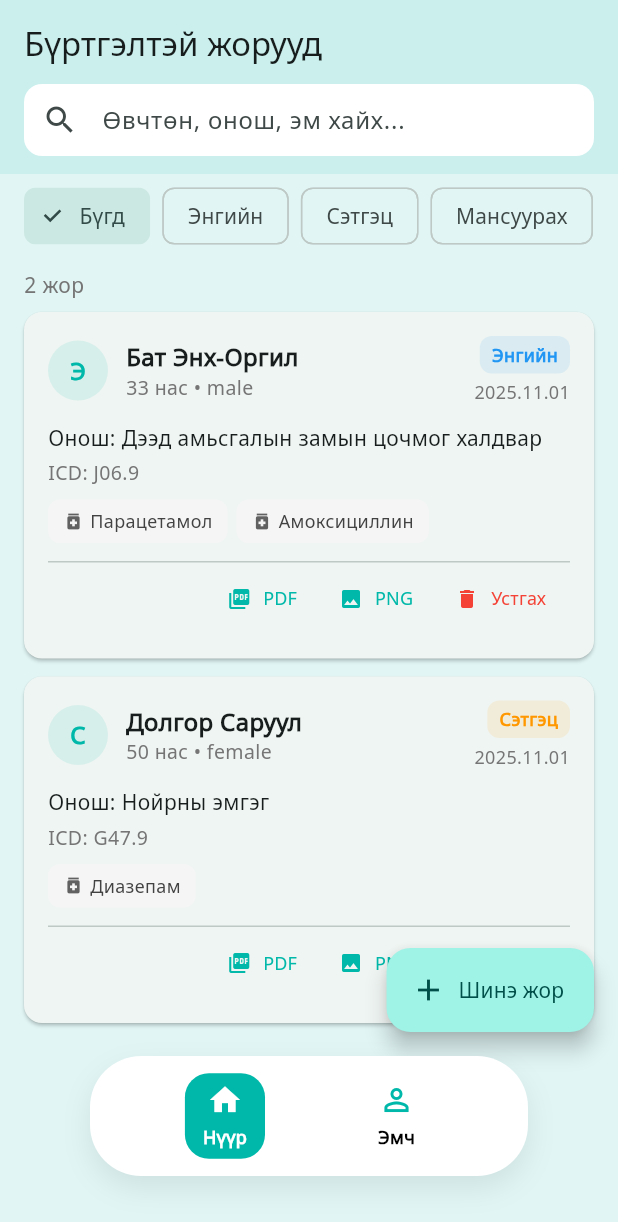
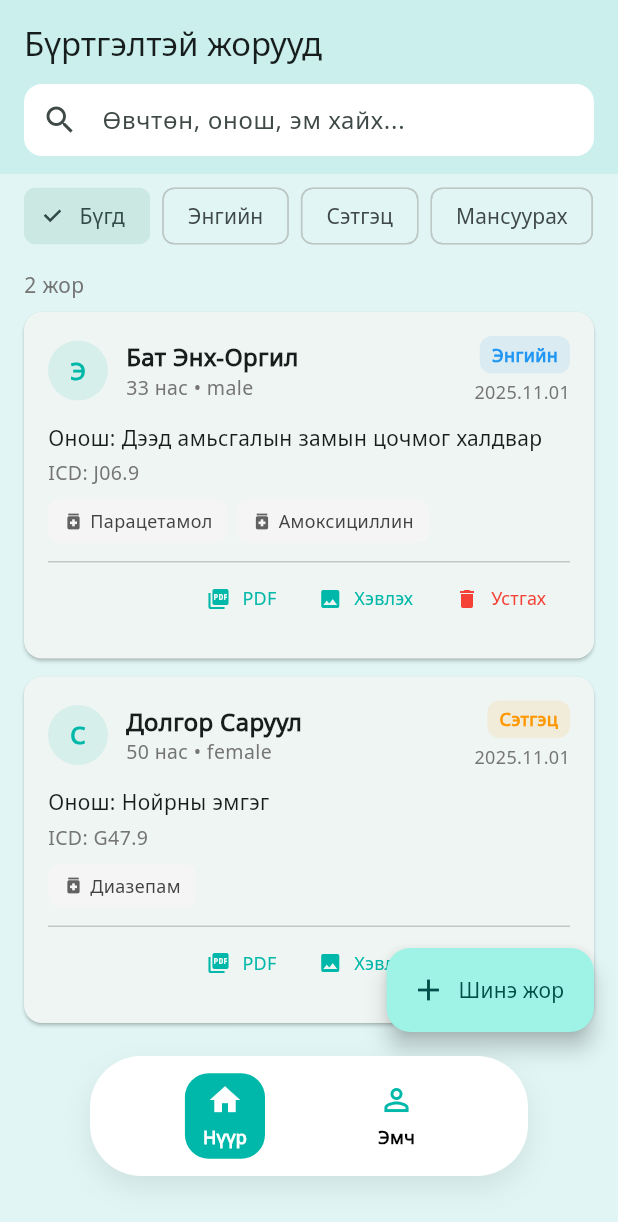
Before and after one commit to Amraaka/Med_app, a Flutter app: the screen it shows after launch, on a phone screen of 412 x 824 dp. Shown: the top 1222 px of the screen. Run offline on Flutter 3.47's test engine with Material 3 defaults, Android fonts, the phone set to English and light mode, and no system bars; our stand-ins replace image_picker, pdf, printing, shared_preferences.

Commit message:
йыбөйыбө

```diff
--- a/lib/models.dart
+++ b/lib/models.dart
@@ -62,16 +62,16 @@ enum Sex { male, female }
 
 class Patient {
   final String id;
-  final String familyName; // Овог
-  final String givenName; // Нэр
-  final DateTime birthDate; // Төрсөн огноо
-  final Sex sex; // Хүйс
+  final String familyName;
+  final String givenName;
+  final DateTime birthDate;
+  final Sex sex;
 
-  final String registrationNumber; // Регистрийн дугаар
-  final String phone; // Утас
-  final String address; // Хаяг
-  final String diagnosis; // Онош (Mongolian)
-  final String icd; // ICD code
+  final String registrationNumber;
+  final String phone;
+  final String address;
+  final String diagnosis;
+  final String icd;
 
   Patient({
     required this.id,
@@ -169,19 +169,19 @@ enum PrescriptionType { regular, psychotropic, narcotic }
 class Prescription {
   final String id;
   final String patientId;
-  final String diagnosis; // Mongolian diagnosis text
-  final String icd; // ICD code
+  final String diagnosis;
+  final String icd;
   final PrescriptionType type;
   final List<Drug> drugs;
   final String? notes;
-  final String? guardianName; // if patient < 16
+  final String? guardianName;
   final String? guardianPhone;
-  final String? attachmentPath; // optional custom image path
+  final String? attachmentPath;
   final int? treatmentDays;
   final String? doctorName;
   final String? doctorPhone;
   final String? clinicName;
-  final bool? clinicStamp; // Whether clinic stamp applied
+  final bool? clinicStamp;
   final bool? generalDoctorSignature;
   final String? ePrescriptionCode;
   final String? specialIndex;
--- a/lib/pages/home_page.dart
+++ b/lib/pages/home_page.dart
@@ -401,7 +401,7 @@ class _HomePageState extends State<HomePage> {
                       );
                     },
                     icon: const Icon(Icons.image, size: 16),
-                    label: const Text('PNG', style: TextStyle(fontSize: 12)),
+                    label: const Text('Хэвлэх', style: TextStyle(fontSize: 12)),
                   ),
                   TextButton.icon(
                     onPressed: () async {
--- a/lib/pages/patient_detail_page.dart
+++ b/lib/pages/patient_detail_page.dart
@@ -87,7 +87,6 @@ class PatientDetailPage extends StatelessWidget {
 
           const SizedBox(height: 16),
 
-          // Actions
           Row(
             children: [
               Expanded(
@@ -333,7 +332,7 @@ class PatientDetailPage extends StatelessWidget {
                               },
                               icon: const Icon(Icons.image, size: 16),
                               label: const Text(
-                                'PNG харах',
+                                'Хэвлэх',
                                 style: TextStyle(fontSize: 12),
                               ),
                             ),
--- a/lib/widgets.dart
+++ b/lib/widgets.dart
@@ -1,7 +1,6 @@
 import 'package:flutter/material.dart';
 import 'models.dart';
 
-// App Bottom Navigation Widget
 class AppBottomNav extends StatelessWidget {
   const AppBottomNav({
     super.key,
@@ -109,7 +108,6 @@ class AppBottomNav extends StatelessWidget {
   }
 }
 
-// Drug Input Widget
 class DrugInput extends StatefulWidget {
   const DrugInput({
     super.key,
```
Also changed, not shown: lib/pages/prescription_form_page.dart (+5 -5 lines), lib/services.dart (+0 -26 lines), lib/services/pdf_service.dart (+13 -10 lines).
